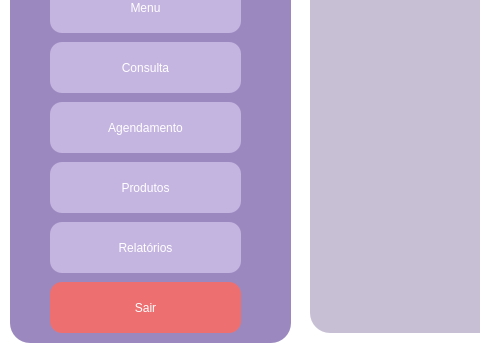
Qt form VeterinaryScheduleSystem/agendamento.ui (brenoafsa/VeterinaryScheduleSystem) before a commit; both pictures show x 0 to 480 and y 268 to 619 of the 1302 by 619 pixel window.
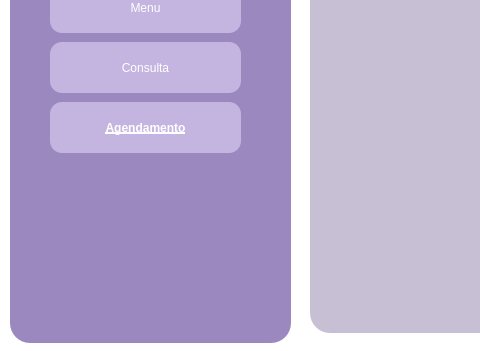
The same form after that commit. Icons and pictures are not drawn.

Patch:
```diff
--- a/VeterinaryScheduleSystem/agendamento.ui
+++ b/VeterinaryScheduleSystem/agendamento.ui
@@ -77,6 +77,15 @@
       <height>51</height>
      </rect>
     </property>
+    <property name="font">
+     <font>
+      <family>System</family>
+      <pointsize>9</pointsize>
+      <italic>false</italic>
+      <bold>true</bold>
+      <underline>true</underline>
+     </font>
+    </property>
     <property name="styleSheet">
      <string notr="true">background-color: #C4B4E0;
 font: 700 9pt &quot;System&quot;;
@@ -88,66 +97,6 @@
      <string>Agendamento</string>
     </property>
    </widget>
-   <widget class="QPushButton" name="produtosButton">
-    <property name="geometry">
-     <rect>
-      <x>40</x>
-      <y>420</y>
-      <width>191</width>
-      <height>51</height>
-     </rect>
-    </property>
-    <property name="styleSheet">
-     <string notr="true">background-color: #C4B4E0;
-font: 700 9pt &quot;System&quot;;
-border-radius: 12px;
-padding: 5px;
-color: #ffffff</string>
-    </property>
-    <property name="text">
-     <string>Produtos</string>
-    </property>
-   </widget>
-   <widget class="QPushButton" name="relatoriosButton">
-    <property name="geometry">
-     <rect>
-      <x>40</x>
-      <y>480</y>
-      <width>191</width>
-      <height>51</height>
-     </rect>
-    </property>
-    <property name="styleSheet">
-     <string notr="true">background-color: #C4B4E0;
-font: 700 9pt &quot;System&quot;;
-border-radius: 12px;
-padding: 5px;
-color: #ffffff</string>
-    </property>
-    <property name="text">
-     <string>Relatórios</string>
-    </property>
-   </widget>
-   <widget class="QPushButton" name="sairButton">
-    <property name="geometry">
-     <rect>
-      <x>40</x>
-      <y>540</y>
-      <width>191</width>
-      <height>51</height>
-     </rect>
-    </property>
-    <property name="styleSheet">
-     <string notr="true">background-color: #EE6F6F;
-font: 700 9pt &quot;System&quot;;
-border-radius: 12px;
-padding: 5px;
-color: #ffffff</string>
-    </property>
-    <property name="text">
-     <string>Sair</string>
-    </property>
-   </widget>
    <widget class="QLabel" name="label_3">
     <property name="geometry">
      <rect>
```
Left out of the diff: 3 changed lines with no effect on the pictures.
